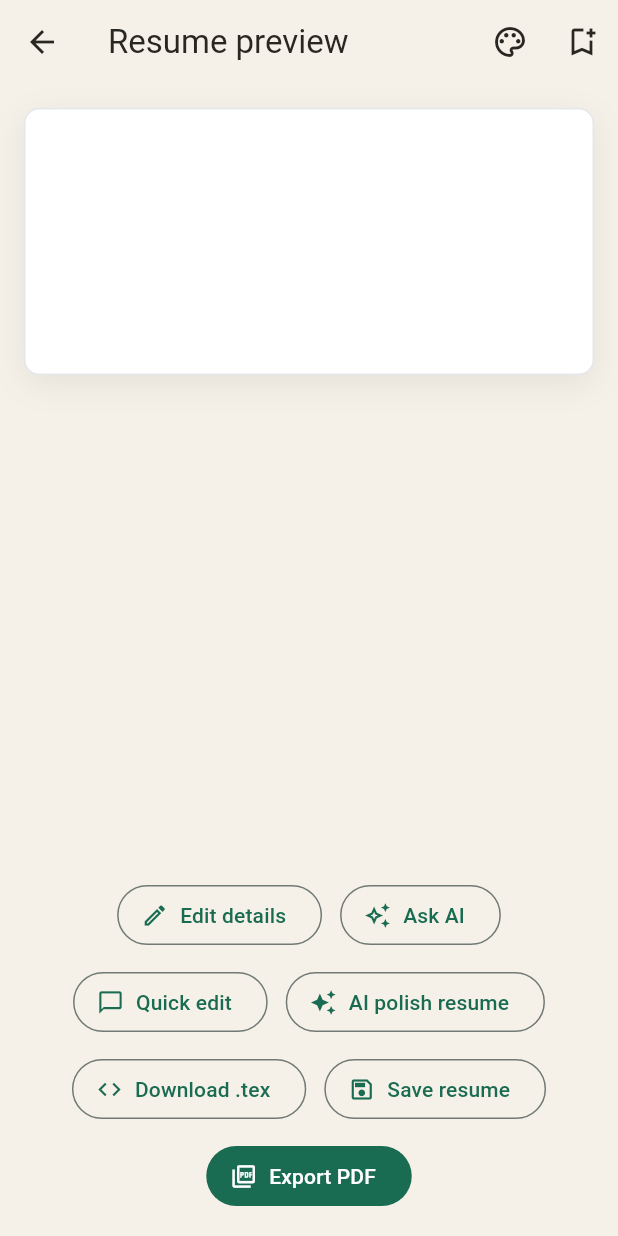
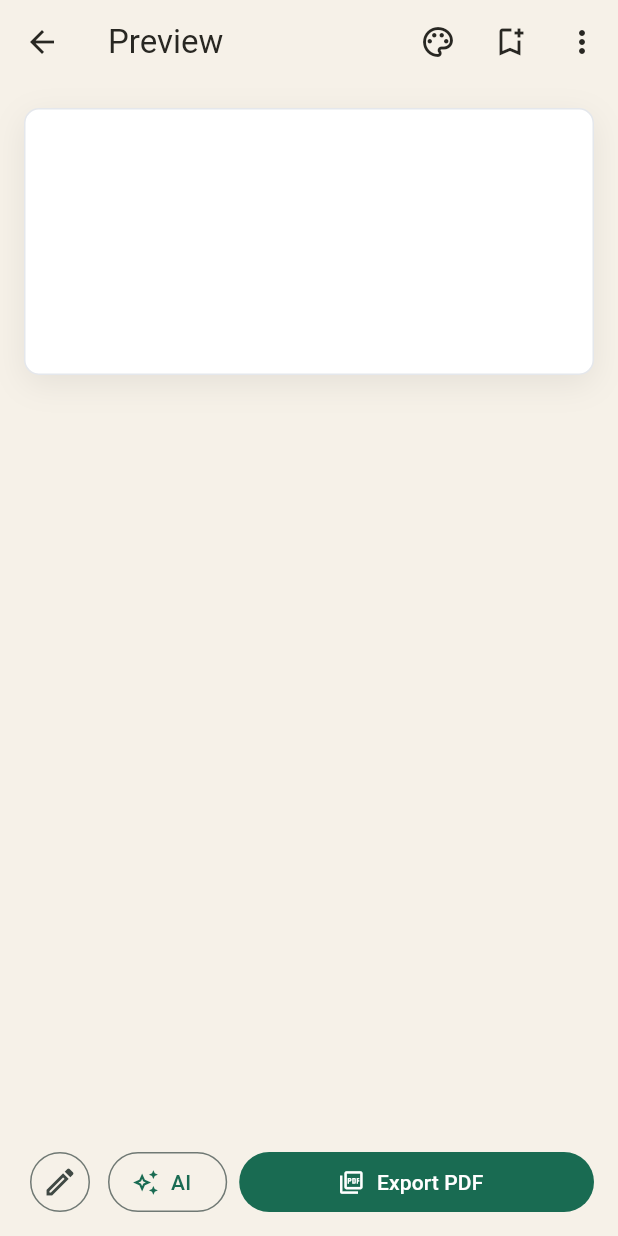
Before and after one commit to Saketh-2006/resumate, a Flutter app: the ResumePreviewScreen screen opened directly with empty values, on a phone screen of 412 x 824 dp. Run offline on Flutter 3.47's test engine with Material 3 defaults, Android fonts, the phone set to English and light mode, and no system bars; our stand-ins replace file_picker, flutter_secure_storage, shared_preferences; missing offline and left inert: syncfusion_flutter_pdf; accounts and stored records are empty; Roboto replaces fonts that are missing (Georgia).

Commit message:
Preview: compact action bar, save template choice, test PDF export
Seven stacked buttons covered a third of a phone screen; now it's
Edit / AI menu / Export PDF, with .tex and save-and-close in the app
bar overflow. Template changes made from the preview are now saved
(they were lost on reopen). Adds tests that every template exports a
valid PDF offline and that the AI menu opens.

Co-Authored-By: Claude Opus 5.5 <noreply@anthropic.com>

```diff
--- a/lib/resume_preview_screen.dart
+++ b/lib/resume_preview_screen.dart
@@ -348,7 +348,7 @@ class _ResumePreviewScreenState extends State<ResumePreviewScreen>
     final resume = widget.resumeData;
     return Scaffold(
       appBar: AppBar(
-        title: const Text('Resume preview'),
+        title: const Text('Preview'),
         actions: [
           IconButton(
             tooltip: 'Change template',
@@ -359,6 +359,7 @@ class _ResumePreviewScreenState extends State<ResumePreviewScreen>
                   builder: (_) => TemplateScreen(resumeData: resume),
                 ),
               );
+              await DraftStorage().save(resume);
               if (mounted) setState(() {});
             },
             icon: const Icon(Icons.palette_outlined),
@@ -372,6 +373,13 @@ class _ResumePreviewScreenState extends State<ResumePreviewScreen>
                     child: CircularProgressIndicator(strokeWidth: 2),
                   )
                 : const Icon(Icons.bookmark_add_outlined),
+          ),
+          PopupMenuButton<VoidCallback>(
+            onSelected: (action) => action(),
+            itemBuilder: (_) => [
+              PopupMenuItem(value: _saveLatexSource, child: const Text('Download .tex source')),
+              PopupMenuItem(value: () => _saveDraft(returnHome: true), child: const Text('Save and close')),
+            ],
           ),
         ],
       ),
@@ -573,56 +581,52 @@ class _ResumePreviewScreenState extends State<ResumePreviewScreen>
           SafeArea(
             top: false,
             child: Padding(
-              padding: const EdgeInsets.all(16),
-              child: Wrap(
-                spacing: 12,
-                runSpacing: 10,
-                alignment: WrapAlignment.center,
+              padding: const EdgeInsets.fromLTRB(16, 8, 16, 12),
+              child: Row(
                 children: [
-                  OutlinedButton.icon(
+                  IconButton.outlined(
+                    tooltip: 'Edit details',
                     onPressed: _edit,
                     icon: const Icon(Icons.edit_outlined),
-                    label: const Text('Edit details'),
                   ),
-                  OutlinedButton.icon(
-                    onPressed: _askAi,
-                    icon: const Icon(Icons.auto_awesome_outlined),
-                    label: const Text('Ask AI'),
+                  const SizedBox(width: 8),
+                  PopupMenuButton<VoidCallback>(
+                    tooltip: 'AI help (needs internet)',
+                    enabled: !_polishing,
+                    onSelected: (action) => action(),
+                    itemBuilder: (_) => [
+                      PopupMenuItem(
+                        value: _polishResume,
+                        child: const ListTile(leading: Icon(Icons.auto_awesome), title: Text('Polish whole resume')),
                       ),
-                  OutlinedButton.icon(
-                    onPressed: _openSurgicalEdit,
-                    icon: const Icon(Icons.chat_bubble_outline),
-                    label: const Text('Quick edit'),
+                      PopupMenuItem(
+                        value: _openSurgicalEdit,
+                        child: const ListTile(leading: Icon(Icons.chat_bubble_outline), title: Text('Quick edit a section')),
                       ),
-                  OutlinedButton.icon(
-                    onPressed: _polishing ? null : _polishResume,
+                      PopupMenuItem(
+                        value: _askAi,
+                        child: const ListTile(leading: Icon(Icons.forum_outlined), title: Text('Ask the assistant')),
+                      ),
+                    ],
+                    child: AbsorbPointer(
+                      child: OutlinedButton.icon(
+                        onPressed: () {},
                         icon: _polishing
-                        ? const SizedBox.square(
-                            dimension: 16,
-                            child: CircularProgressIndicator(strokeWidth: 2),
-                          )
-                        : const Icon(Icons.auto_awesome),
-                    label: Text(_polishing ? 'Writing…' : 'AI polish resume'),
+                            ? const SizedBox.square(dimension: 16, child: CircularProgressIndicator(strokeWidth: 2))
+                            : const Icon(Icons.auto_awesome_outlined),
+                        label: Text(_polishing ? 'Writing…' : 'AI'),
                       ),
-                  OutlinedButton.icon(
-                    onPressed: _saveLatexSource,
-                    icon: const Icon(Icons.code),
-                    label: const Text('Download .tex'),
                     ),
-                  OutlinedButton.icon(
-                    onPressed: _saving ? null : () => _saveDraft(returnHome: true),
-                    icon: const Icon(Icons.save_outlined),
-                    label: const Text('Save resume'),
                   ),
-                  FilledButton.icon(
+                  const SizedBox(width: 8),
+                  Expanded(
+                    child: FilledButton.icon(
                       onPressed: _exporting ? null : _export,
                       icon: _exporting
-                        ? const SizedBox.square(
-                            dimension: 16,
-                            child: CircularProgressIndicator(strokeWidth: 2),
-                          )
+                          ? const SizedBox.square(dimension: 16, child: CircularProgressIndicator(strokeWidth: 2))
                           : const Icon(Icons.picture_as_pdf_outlined),
-                    label: Text(_exporting ? 'Preparing PDF…' : 'Export PDF'),
+                      label: Text(_exporting ? 'Preparing…' : 'Export PDF'),
+                    ),
                   ),
                 ],
               ),
```
Also changed, not shown: 2 other files. Lines whose indentation alone changed are shown as unchanged.
